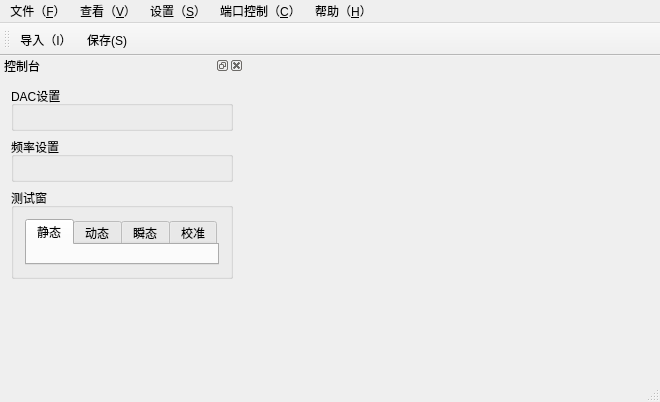
Quenii/ADCEVM-minor, file trunk/soft/zebra-tester/mainwindow.ui: the form before one commit.
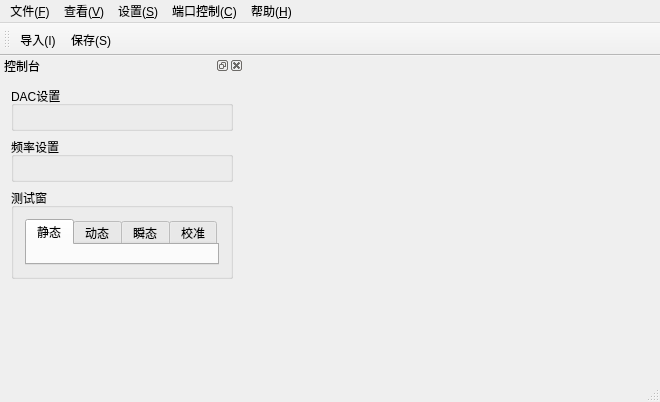
The form after the commit. Icons and pictures are not drawn. Custom widgets are drawn as their Qt base class.

```diff
--- a/trunk/soft/zebra-tester/mainwindow.ui
+++ b/trunk/soft/zebra-tester/mainwindow.ui
@@ -25,7 +25,7 @@
    </property>
    <widget class="QMenu" name="menu">
     <property name="title">
-     <string>文件（&amp;F）</string>
+     <string>文件(&amp;F)</string>
     </property>
     <addaction name="actionFileImport"/>
     <addaction name="actionFileSave"/>
@@ -33,12 +33,12 @@
    </widget>
    <widget class="QMenu" name="menuView">
     <property name="title">
-     <string>查看（&amp;V）</string>
+     <string>查看(&amp;V)</string>
     </property>
    </widget>
    <widget class="QMenu" name="menu_Settings">
     <property name="title">
-     <string>设置（&amp;S）</string>
+     <string>设置(&amp;S)</string>
     </property>
     <addaction name="action_Clock"/>
     <addaction name="actionDacType"/>
@@ -47,13 +47,13 @@
    </widget>
    <widget class="QMenu" name="menuInterface_Control">
     <property name="title">
-     <string>端口控制（&amp;C）</string>
+     <string>端口控制(&amp;C)</string>
     </property>
     <addaction name="action_Reset_GPIO_SPI"/>
    </widget>
    <widget class="QMenu" name="menu_Help">
     <property name="title">
-     <string>帮助（&amp;H）</string>
+     <string>帮助(&amp;H)</string>
     </property>
     <addaction name="action_Help_Topics"/>
     <addaction name="actionAboutCETC58DACAnalyzer"/>
@@ -187,7 +187,7 @@
      <normaloff>:/images/images/open.png</normaloff>:/images/images/open.png</iconset>
    </property>
    <property name="text">
-    <string>导入（&amp;I）</string>
+    <string>导入(&amp;I)</string>
    </property>
   </action>
   <action name="actionFileSave">
```
Left out of the diff: 10 changed lines with no effect on the pictures.
